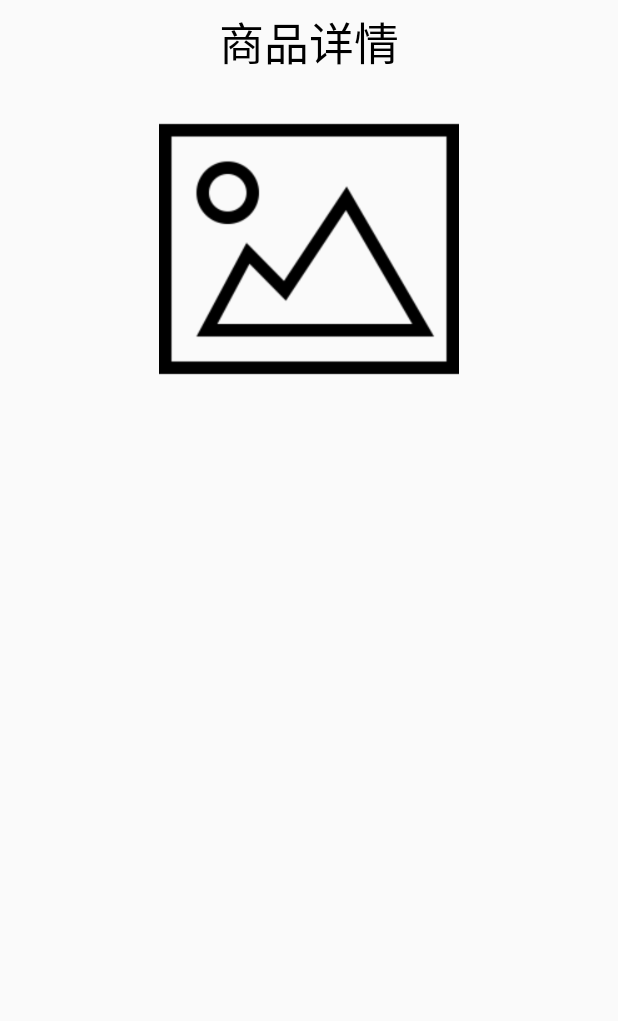
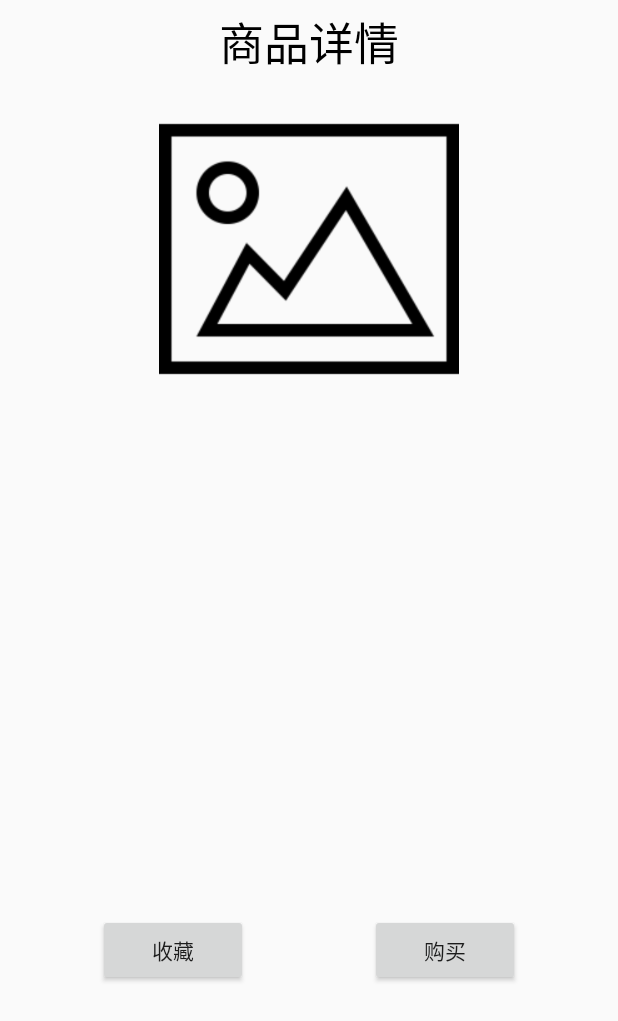
Before and after one commit to fdu12306/QingyunApp, an Android app: the ProductDetailsActivity screen opened directly, with no data from a screen before it, on a phone screen of 412 x 824 dp. Shown: the top 1021 px of the screen. Run offline under Robolectric (Android 15) with nearby library versions, the light colour scheme and no system bars; libraries missing offline, so code that uses them is left out: com.loopj.android, cz.msebera.android; pictures from the network do not load; 4 statements that could not run were skipped.

Commit message:
添加了商品购买与收藏功能

```diff
--- a/Qingyun/app/src/main/AndroidManifest.xml
+++ b/Qingyun/app/src/main/AndroidManifest.xml
@@ -22,6 +22,9 @@
         android:usesCleartextTraffic="true"
         tools:targetApi="31">
         <activity
+            android:name=".activity.SearchActivity"
+            android:exported="false" />
+        <activity
             android:name=".activity.CategoryActivity"
             android:exported="false" />
         <activity
--- a/Qingyun/app/src/main/java/com/example/qingyun/activity/ProductDetailsActivity.java
+++ b/Qingyun/app/src/main/java/com/example/qingyun/activity/ProductDetailsActivity.java
@@ -2,9 +2,13 @@ package com.example.qingyun.activity;
 
 import androidx.appcompat.app.AppCompatActivity;
 
+import android.content.Context;
 import android.content.Intent;
+import android.content.SharedPreferences;
 import android.os.Bundle;
 import android.util.Log;
+import android.view.View;
+import android.widget.Button;
 import android.widget.ImageView;
 import android.widget.TextView;
 import android.widget.Toast;
@@ -19,9 +23,11 @@ import com.loopj.android.http.RequestParams;
 import org.json.JSONException;
 import org.json.JSONObject;
 
+import java.io.ByteArrayInputStream;
+
 import cz.msebera.android.httpclient.Header;
 
-public class ProductDetailsActivity extends AppCompatActivity {
+public class ProductDetailsActivity extends AppCompatActivity implements View.OnClickListener{
     private static final String getProductDetailsUrl = AppConfig.BaseUrl + "/getProductDetails.php";
 
     private ImageView imageViewProduct;
@@ -33,11 +39,23 @@ public class ProductDetailsActivity extends AppCompatActivity {
     private TextView textViewDescription;
     private TextView textViewPublishTime;
     private TextView textViewSoldState;
-
+    private Button buttonAddToWishlist;
+    private Button buttonBuyNow;
+    private Integer id;
+    private static final String collectUrl  = AppConfig.BaseUrl+"/collect.php";
+    private static final String orderUrl  = AppConfig.BaseUrl+"/order.php";
     @Override
     protected void onCreate(Bundle savedInstanceState) {
         super.onCreate(savedInstanceState);
         setContentView(R.layout.activity_product_details);
+        initView();
+        initListener();
+        int productId = getIntent().getIntExtra("productId", -1);
+        this.id=productId;
+        fetchProductDetails(productId);
+    }
+
+    private void initView(){
         // 初始化 UI 元素
         imageViewProduct = findViewById(R.id.imageViewProduct);
         textViewProductName = findViewById(R.id.textViewProductName);
@@ -47,8 +65,13 @@ public class ProductDetailsActivity extends AppCompatActivity {
         textViewDescription = findViewById(R.id.textViewProductDescription);
         textViewPublishTime = findViewById(R.id.textViewProductPublishTime);
         textViewSoldState = findViewById(R.id.textViewProductStatus);
-        int productId = getIntent().getIntExtra("productId", -1);
-        fetchProductDetails(productId);
+        buttonAddToWishlist=findViewById(R.id.buttonAddToWishlist);
+        buttonBuyNow=findViewById(R.id.buttonBuyNow);
+    }
+
+    private void initListener(){
+        buttonAddToWishlist.setOnClickListener(this);
+        buttonBuyNow.setOnClickListener(this);
     }
 
     private void fetchProductDetails(int productId) {
@@ -72,7 +95,7 @@ public class ProductDetailsActivity extends AppCompatActivity {
                         String description = productData.getString("description");
                         String publishTime = productData.getString("issueTime");
                         String imagePath=productData.getString("imagePath");
-                        Integer soldState = productData.getInt("soldState");
+                        int soldState = productData.getInt("soldState");
                         // Populate the UI with detailed product information
                         Glide.with(ProductDetailsActivity.this)
                                 .load(imagePath)
@@ -102,4 +125,51 @@ public class ProductDetailsActivity extends AppCompatActivity {
         });
     }
 
+    @Override
+    public void onClick(View view) {
+        int viewId=view.getId();
+        if(viewId==R.id.buttonAddToWishlist){//收藏
+            operate(collectUrl);
+        } else if (viewId==R.id.buttonBuyNow) {//购买
+            operate(orderUrl);
+        }
+    }
+
+    // 自定义方法，从 SharedPreferences 中加载 Cookie
+    private String loadCookieFromSharedPreferences() {
+        SharedPreferences sharedPreferences = getSharedPreferences("MyCookiePreferences", Context.MODE_PRIVATE);
+        return sharedPreferences.getString("my_cookie_key", "");
+    }
+
+    private void operate(String url){
+        RequestParams requestParams = new RequestParams();
+        requestParams.put("id",this.id);
+        AsyncHttpClient asyncHttpClient = new AsyncHttpClient();
+        String myCookie = loadCookieFromSharedPreferences();
+        asyncHttpClient.addHeader("Cookie", myCookie);
+        asyncHttpClient.post(url, requestParams, new AsyncHttpResponseHandler() {
+            @Override
+            public void onSuccess(int statusCode, Header[] headers, byte[] responseBody) {
+                // 将 byte 数组转换为字符串
+                String responseString = new String(responseBody);
+                Log.d("order",responseString);
+                try {
+                    // 解析字符串为 JSON 对象
+                    JSONObject jsonResponse = new JSONObject(responseString);
+                    // 在此处处理 jsonResponse，根据后端返回的数据结构进行操作
+                    String message = jsonResponse.getString("message");
+                    // 在 Toast 中显示成功或失败消息
+                    Toast.makeText(ProductDetailsActivity.this, message, Toast.LENGTH_SHORT).show();
+                } catch (JSONException e) {
+                    e.printStackTrace();
+                    // JSON 解析失败，可以在这里处理异常
+                    Toast.makeText(ProductDetailsActivity.this, "JSON 解析失败", Toast.LENGTH_SHORT).show();
+                }
+            }
+            @Override
+            public void onFailure(int statusCode, Header[] headers, byte[] responseBody, Throwable error) {
+                Toast.makeText(ProductDetailsActivity.this, "网络连接失败", Toast.LENGTH_SHORT).show();
+            }
+        });
+    }
 }
--- a/Qingyun/app/src/main/java/com/example/qingyun/fragment/PublishFragment.java
+++ b/Qingyun/app/src/main/java/com/example/qingyun/fragment/PublishFragment.java
@@ -55,6 +55,7 @@ public class PublishFragment extends Fragment implements View.OnClickListener{
 
     private ActivityResultLauncher<Intent> imagePickerLauncher;
     private Uri selectedImageUri;
+    private static final String issueUrl  = AppConfig.BaseUrl+"/issue.php";
 
     // TODO: Rename parameter arguments, choose names that match
     // the fragment initialization parameters, e.g. ARG_ITEM_NUMBER
@@ -200,11 +201,11 @@ public class PublishFragment extends Fragment implements View.OnClickListener{
                 requestParams.put("price",price);
                 // 添加图片数据到RequestParams
                 requestParams.put("image", new ByteArrayInputStream(imageBytes), "image.jpg");
-                String url  = AppConfig.BaseUrl+"/issue.php";
+
                 AsyncHttpClient asyncHttpClient = new AsyncHttpClient();
                 String myCookie = loadCookieFromSharedPreferences();
                 asyncHttpClient.addHeader("Cookie", myCookie);
-                asyncHttpClient.post(url, requestParams, new AsyncHttpResponseHandler() {
+                asyncHttpClient.post(issueUrl, requestParams, new AsyncHttpResponseHandler() {
                     @Override
                     public void onSuccess(int statusCode, Header[] headers, byte[] responseBody) {
                         // 将 byte 数组转换为字符串
--- a/Qingyun/app/src/main/res/layout/activity_product_details.xml
+++ b/Qingyun/app/src/main/res/layout/activity_product_details.xml
@@ -79,4 +79,28 @@
         android:layout_marginTop="5dp"
         android:padding="10dp" />
 
+    <RelativeLayout
+        android:layout_width="match_parent"
+        android:layout_height="wrap_content"
+        android:orientation="horizontal"
+        android:layout_marginTop="20dp">
+        <!-- 添加收藏按钮 -->
+        <Button
+            android:id="@+id/buttonAddToWishlist"
+            android:layout_width="100dp"
+            android:layout_height="wrap_content"
+            android:layout_alignParentLeft="true"
+            android:layout_marginLeft="65dp"
+            android:text="收藏" />
+
+        <!-- 添加购买按钮 -->
+        <Button
+            android:id="@+id/buttonBuyNow"
+            android:layout_width="100dp"
+            android:layout_height="wrap_content"
+            android:layout_alignParentRight="true"
+            android:layout_marginRight="65dp"
+            android:text="购买" />
+    </RelativeLayout>
+
 </LinearLayout>
--- a/Qingyun/app/src/main/res/layout/fragment_profile.xml
+++ b/Qingyun/app/src/main/res/layout/fragment_profile.xml
@@ -136,7 +136,7 @@
             <Button
                 android:id="@+id/order"
                 android:background="#ffffff"
-                android:text="0\n我下单的"
+                android:text="0\n我购买的"
                 android:layout_weight="1"
                 android:layout_width="match_parent"
                 android:layout_height="match_parent"/>
```
Also changed, not shown: Qingyun/app/src/main/java/com/example/qingyun/activity/SearchActivity.java (added, +121 -0 lines), Qingyun/app/src/main/java/com/example/qingyun/fragment/HomeFragment.java (+14 -1 lines), Qingyun/app/src/main/res/layout/activity_search.xml (added, +78 -0 lines).
